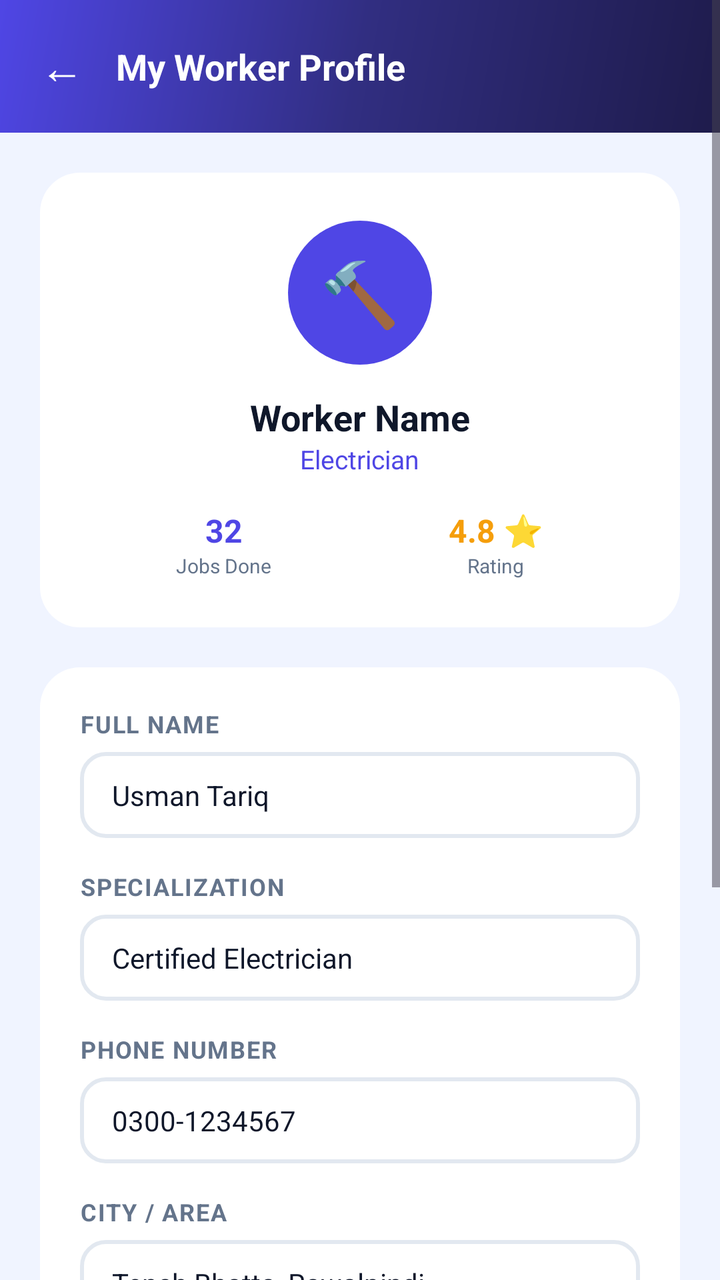
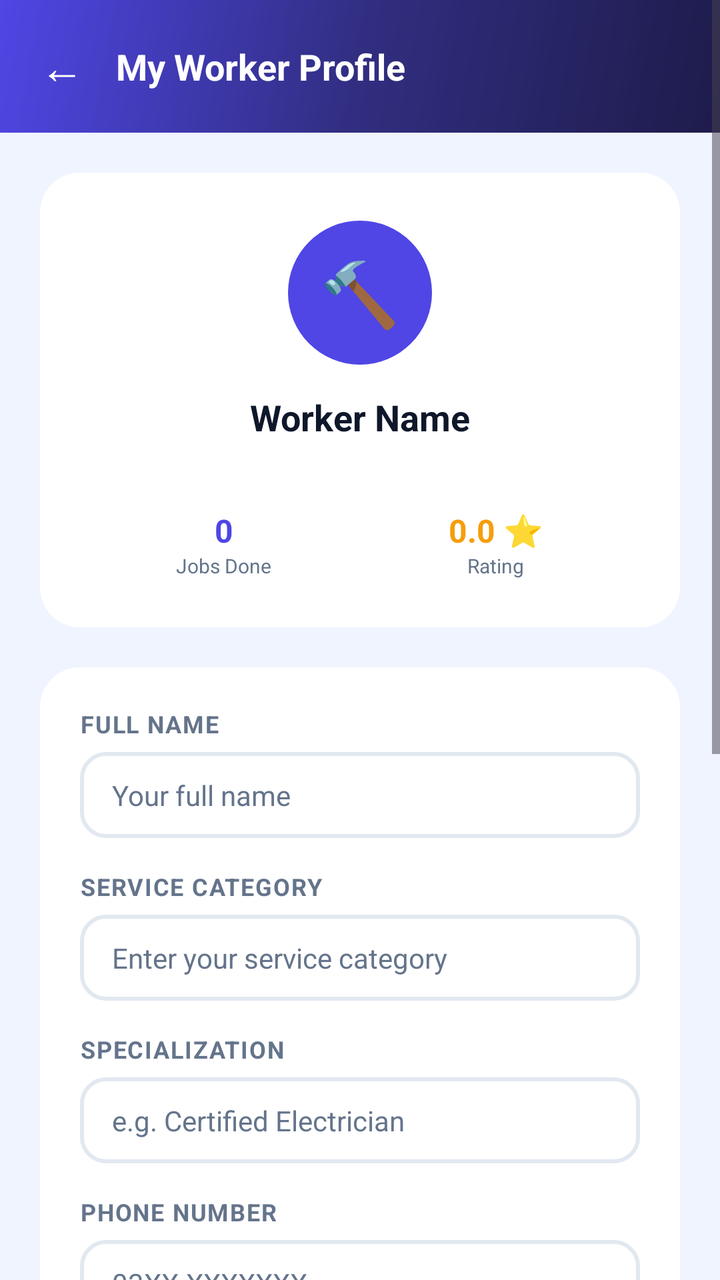

Two renders of the same Android screen: before a commit and after it. Below are the layout's source before the change and the commit's diff.
<!-- AndroidManifest.xml: application theme Theme.TapTask -->
<!-- res/layout/activity_worker_profile.xml -->
<?xml version="1.0" encoding="utf-8"?>
<ScrollView xmlns:android="http://schemas.android.com/apk/res/android"
    android:layout_width="match_parent"
    android:layout_height="match_parent"
    android:background="@color/bg"
    android:fillViewport="true">

    <LinearLayout
        android:layout_width="match_parent"
        android:layout_height="wrap_content"
        android:orientation="vertical">

        
        <LinearLayout
            android:layout_width="match_parent"
            android:layout_height="wrap_content"
            android:orientation="horizontal"
            android:gravity="center_vertical"
            android:background="@drawable/bg_gradient_dark"
            android:paddingHorizontal="20dp"
            android:paddingVertical="18dp">

            <TextView
                android:id="@+id/btnBack"
                android:layout_width="wrap_content"
                android:layout_height="wrap_content"
                android:text="←"
                android:textColor="@color/white"
                android:textSize="22sp"
                android:paddingEnd="16dp"/>

            <TextView
                android:layout_width="0dp"
                android:layout_height="wrap_content"
                android:layout_weight="1"
                android:text="My Worker Profile"
                android:textColor="@color/white"
                android:textSize="18sp"
                android:textStyle="bold"/>

        </LinearLayout>

        <LinearLayout
            android:layout_width="match_parent"
            android:layout_height="wrap_content"
            android:orientation="vertical"
            android:padding="20dp">

            
            <LinearLayout
                android:layout_width="match_parent"
                android:layout_height="wrap_content"
                android:orientation="vertical"
                android:gravity="center"
                android:background="@drawable/bg_card"
                android:padding="24dp"
                android:layout_marginBottom="20dp">

                <TextView
                    android:layout_width="72dp"
                    android:layout_height="72dp"
                    android:text="🔨"
                    android:textSize="32sp"
                    android:gravity="center"
                    android:background="@drawable/circle_avatar_bg"
                    android:layout_marginBottom="14dp"/>

                <TextView
                    android:id="@+id/tvWorkerProfileName"
                    android:layout_width="wrap_content"
                    android:layout_height="wrap_content"
                    android:text="Worker Name"
                    android:textColor="@color/text_main"
                    android:textStyle="bold"
                    android:textSize="18sp"/>

                <TextView
                    android:id="@+id/tvWorkerProfileSpecialization"
                    android:layout_width="wrap_content"
                    android:layout_height="wrap_content"
                    android:text="Electrician"
                    android:textColor="@color/primary"
                    android:textSize="13sp"
                    android:layout_marginBottom="16dp"/>

                <LinearLayout
                    android:layout_width="match_parent"
                    android:layout_height="wrap_content"
                    android:orientation="horizontal">

                    <LinearLayout
                        android:layout_width="0dp"
                        android:layout_height="wrap_content"
                        android:layout_weight="1"
                        android:orientation="vertical"
                        android:gravity="center">

                        <TextView
                            android:id="@+id/tvWorkerProfileJobs"
                            android:layout_width="wrap_content"
                            android:layout_height="wrap_content"
                            android:text="32"
                            android:textColor="@color/primary"
                            android:textStyle="bold"
                            android:textSize="16sp"/>

                        <TextView
                            android:layout_width="wrap_content"
                            android:layout_height="wrap_content"
                            android:text="Jobs Done"
                            android:textColor="@color/muted"
                            android:textSize="10sp"/>

                    </LinearLayout>

                    <LinearLayout
                        android:layout_width="0dp"
                        android:layout_height="wrap_content"
                        android:layout_weight="1"
                        android:orientation="vertical"
                        android:gravity="center">

                        <TextView
                            android:id="@+id/tvWorkerProfileRating"
                            android:layout_width="wrap_content"
                            android:layout_height="wrap_content"
                            android:text="4.8 ⭐"
                            android:textColor="@color/amber"
                            android:textStyle="bold"
                            android:textSize="16sp"/>

                        <TextView
                            android:layout_width="wrap_content"
                            android:layout_height="wrap_content"
                            android:text="Rating"
                            android:textColor="@color/muted"
                            android:textSize="10sp"/>

                    </LinearLayout>

                </LinearLayout>

            </LinearLayout>

            
            <LinearLayout
                android:layout_width="match_parent"
                android:layout_height="wrap_content"
                android:orientation="vertical"
                android:background="@drawable/bg_card"
                android:padding="20dp"
                android:layout_marginBottom="20dp">

                <TextView
                    style="@style/InputLabel"
                    android:layout_width="wrap_content"
                    android:layout_height="wrap_content"
                    android:text="@string/full_name"
                    android:layout_marginBottom="6dp"/>

                <EditText
                    android:id="@+id/etWorkerName"
                    android:layout_width="match_parent"
                    android:layout_height="wrap_content"
                    style="@style/InputField"
                    android:text="Usman Tariq"
                    android:layout_marginBottom="16dp"/>

                <TextView
                    style="@style/InputLabel"
                    android:layout_width="wrap_content"
                    android:layout_height="wrap_content"
                    android:text="Specialization"
                    android:layout_marginBottom="6dp"/>

                <EditText
                    android:id="@+id/etWorkerSpecialization"
                    android:layout_width="match_parent"
                    android:layout_height="wrap_content"
                    style="@style/InputField"
                    android:text="Certified Electrician"
                    android:layout_marginBottom="16dp"/>

                <TextView
                    style="@style/InputLabel"
                    android:layout_width="wrap_content"
                    android:layout_height="wrap_content"
                    android:text="@string/phone_number"
                    android:layout_marginBottom="6dp"/>

                <EditText
                    android:id="@+id/etWorkerPhone"
                    android:layout_width="match_parent"
                    android:layout_height="wrap_content"
                    style="@style/InputField"
                    android:text="0300-1234567"
                    android:inputType="phone"
                    android:layout_marginBottom="16dp"/>

                <TextView
                    style="@style/InputLabel"
                    android:layout_width="wrap_content"
                    android:layout_height="wrap_content"
                    android:text="@string/city_area"
                    android:layout_marginBottom="6dp"/>

                <EditText
                    android:id="@+id/etWorkerArea"
                    android:layout_width="match_parent"
                    android:layout_height="wrap_content"
                    style="@style/InputField"
                    android:text="Tench Bhatta, Rawalpindi"
                    android:layout_marginBottom="16dp"/>

                <TextView
                    style="@style/InputLabel"
                    android:layout_width="wrap_content"
                    android:layout_height="wrap_content"
                    android:text="Service Rate"
                    android:layout_marginBottom="6dp"/>

                <EditText
                    android:id="@+id/etWorkerRate"
                    android:layout_width="match_parent"
                    android:layout_height="wrap_content"
                    style="@style/InputField"
                    android:text="Rs. 800/visit"/>

            </LinearLayout>

            <Button
                android:id="@+id/btnSaveWorkerProfile"
                android:layout_width="match_parent"
                android:layout_height="wrap_content"
                android:text="Save Changes"
                style="@style/PillButton"
                android:layout_marginBottom="16dp"/>

            <Button
                android:id="@+id/btnWorkerLogout"
                android:layout_width="match_parent"
                android:layout_height="wrap_content"
                android:text="@string/logout"
                android:background="@drawable/bg_btn_red"
                android:textColor="@color/white"
                android:textAllCaps="false"/>

        </LinearLayout>

    </LinearLayout>

</ScrollView>
<!-- resources referenced by this layout -->
<resources>
  <color name="amber">#F59E0B</color>
  <color name="bg">#F0F4FF</color>
  <color name="muted">#64748B</color>
  <color name="primary">#4F46E5</color>
  <color name="text_main">#0F172A</color>
  <color name="white">#FFFFFF</color>
  <!-- drawable bg_btn_red (drawable) -->
  <?xml version="1.0" encoding="utf-8"?>
  <shape xmlns:android="http://schemas.android.com/apk/res/android">
      <gradient
          android:angle="135"
          android:startColor="#EF4444"
          android:endColor="#DC2626"
          android:type="linear"/>
      <corners android:radius="12dp"/>
  </shape>
  <!-- drawable bg_card (drawable) -->
  <?xml version="1.0" encoding="utf-8"?>
  <shape xmlns:android="http://schemas.android.com/apk/res/android">
      <solid android:color="@color/card"/>
      <corners android:radius="20dp"/>
  </shape>
  <!-- drawable bg_gradient_dark (drawable) -->
  <?xml version="1.0" encoding="utf-8"?>
  <shape xmlns:android="http://schemas.android.com/apk/res/android">
      <gradient
          android:angle="135"
          android:startColor="#1E1B4B"
          android:centerColor="#312E81"
          android:endColor="#4F46E5"
          android:type="linear"/>
  </shape>
  <!-- drawable circle_avatar_bg (drawable) -->
  <?xml version="1.0" encoding="utf-8"?>
  <shape xmlns:android="http://schemas.android.com/apk/res/android"
      android:shape="oval">
      <solid android:color="@color/primary"/>
  </shape>
  <string name="city_area">City / Area</string>
  <string name="full_name">Full Name</string>
  <string name="logout">🚪 Logout</string>
  <string name="phone_number">Phone Number</string>
  <style name="InputField">
          <item name="android:background">@drawable/bg_input</item>
          <item name="android:paddingHorizontal">16dp</item>
          <item name="android:paddingVertical">12dp</item>
          <item name="android:textSize">14sp</item>
          <item name="android:textColor">@color/text_main</item>
          <item name="android:textColorHint">@color/muted</item>
      </style>
  <style name="InputLabel">
          <item name="android:textSize">12sp</item>
          <item name="android:textStyle">bold</item>
          <item name="android:textColor">@color/muted</item>
          <item name="android:letterSpacing">0.05</item>
          <item name="android:textAllCaps">true</item>
      </style>
  <style name="PillButton">
          <item name="android:background">@drawable/bg_btn_primary</item>
          <item name="android:textColor">@color/white</item>
          <item name="android:textAllCaps">false</item>
          <item name="android:fontFamily">sans-serif-medium</item>
          <item name="android:textSize">14sp</item>
          <item name="android:paddingVertical">14dp</item>
      </style>
  <style name="Theme.TapTask" parent="Base.Theme.TapTask" />
  <color name="card">#FFFFFF</color>
  <!-- drawable bg_input (drawable) -->
  <?xml version="1.0" encoding="utf-8"?>
  <shape xmlns:android="http://schemas.android.com/apk/res/android">
      <solid android:color="@color/white"/>
      <stroke android:width="2dp" android:color="@color/border"/>
      <corners android:radius="12dp"/>
  </shape>
  <!-- drawable bg_btn_primary (drawable) -->
  <?xml version="1.0" encoding="utf-8"?>
  <shape xmlns:android="http://schemas.android.com/apk/res/android">
      <gradient
          android:angle="135"
          android:startColor="@color/primary"
          android:endColor="@color/violet"
          android:type="linear"/>
      <corners android:radius="14dp"/>
  </shape>
  <style name="Base.Theme.TapTask" parent="Theme.Material3.Light.NoActionBar">
          <item name="colorPrimary">@color/primary</item>
          <item name="colorPrimaryDark">@color/primary_dark</item>
          <item name="colorSecondary">@color/violet</item>
          <item name="android:statusBarColor">@color/primary_dark</item>
          <item name="android:windowBackground">@color/bg</item>
      </style>
  <color name="border">#E2E8F0</color>
  <color name="violet">#7C3AED</color>
  <color name="primary_dark">#3730A3</color>
</resources>

<!-- the commit's change to res/layout/activity_worker_profile.xml (unified diff, before → after) -->
@@ -78,7 +78,7 @@
                     android:id="@+id/tvWorkerProfileSpecialization"
                     android:layout_width="wrap_content"
                     android:layout_height="wrap_content"
-                    android:text="Electrician"
+                    android:text=""
                     android:textColor="@color/primary"
                     android:textSize="13sp"
                     android:layout_marginBottom="16dp"/>
@@ -99,7 +99,7 @@
                             android:id="@+id/tvWorkerProfileJobs"
                             android:layout_width="wrap_content"
                             android:layout_height="wrap_content"
-                            android:text="32"
+                            android:text="0"
                             android:textColor="@color/primary"
                             android:textStyle="bold"
                             android:textSize="16sp"/>
@@ -124,7 +124,7 @@
                             android:id="@+id/tvWorkerProfileRating"
                             android:layout_width="wrap_content"
                             android:layout_height="wrap_content"
-                            android:text="4.8 ⭐"
+                            android:text="0.0 ⭐"
                             android:textColor="@color/amber"
                             android:textStyle="bold"
                             android:textSize="16sp"/>
@@ -151,6 +151,7 @@
                 android:padding="20dp"
                 android:layout_marginBottom="20dp">
 
+                
                 <TextView
                     style="@style/InputLabel"
                     android:layout_width="wrap_content"
@@ -163,9 +164,26 @@
                     android:layout_width="match_parent"
                     android:layout_height="wrap_content"
                     style="@style/InputField"
-                    android:text="Usman Tariq"
-                    android:layout_marginBottom="16dp"/>
-
+                    android:hint="Your full name"
+                    android:layout_marginBottom="16dp"/>
+
+                
+                <TextView
+                    style="@style/InputLabel"
+                    android:layout_width="wrap_content"
+                    android:layout_height="wrap_content"
+                    android:text="Service Category"
+                    android:layout_marginBottom="6dp"/>
+
+                <EditText
+                    android:id="@+id/etWorkerCategory"
+                    android:layout_width="match_parent"
+                    android:layout_height="wrap_content"
+                    style="@style/InputField"
+                    android:hint="Enter your service category"
+                    android:layout_marginBottom="16dp"/>
+
+                
                 <TextView
                     style="@style/InputLabel"
                     android:layout_width="wrap_content"
@@ -178,9 +196,10 @@
                     android:layout_width="match_parent"
                     android:layout_height="wrap_content"
                     style="@style/InputField"
-                    android:text="Certified Electrician"
-                    android:layout_marginBottom="16dp"/>
-
+                    android:hint="e.g. Certified Electrician"
+                    android:layout_marginBottom="16dp"/>
+
+                
                 <TextView
                     style="@style/InputLabel"
                     android:layout_width="wrap_content"
@@ -193,10 +212,11 @@
                     android:layout_width="match_parent"
                     android:layout_height="wrap_content"
                     style="@style/InputField"
-                    android:text="0300-1234567"
+                    android:hint="03XX-XXXXXXX"
                     android:inputType="phone"
                     android:layout_marginBottom="16dp"/>
 
+                
                 <TextView
                     style="@style/InputLabel"
                     android:layout_width="wrap_content"
@@ -209,9 +229,26 @@
                     android:layout_width="match_parent"
                     android:layout_height="wrap_content"
                     style="@style/InputField"
-                    android:text="Tench Bhatta, Rawalpindi"
-                    android:layout_marginBottom="16dp"/>
-
+                    android:hint="Tench Bhatta, Rawalpindi"
+                    android:layout_marginBottom="16dp"/>
+
+                
+                <TextView
+                    style="@style/InputLabel"
+                    android:layout_width="wrap_content"
+                    android:layout_height="wrap_content"
+                    android:text="Experience"
+                    android:layout_marginBottom="6dp"/>
+
+                <EditText
+                    android:id="@+id/etWorkerExperience"
+                    android:layout_width="match_parent"
+                    android:layout_height="wrap_content"
+                    style="@style/InputField"
+                    android:hint="e.g. 5 years"
+                    android:layout_marginBottom="16dp"/>
+
+                
                 <TextView
                     style="@style/InputLabel"
                     android:layout_width="wrap_content"
@@ -224,7 +261,7 @@
                     android:layout_width="match_parent"
                     android:layout_height="wrap_content"
                     style="@style/InputField"
-                    android:text="Rs. 800/visit"/>
+                    android:hint="Rs. 800/visit"/>
 
             </LinearLayout>
 
